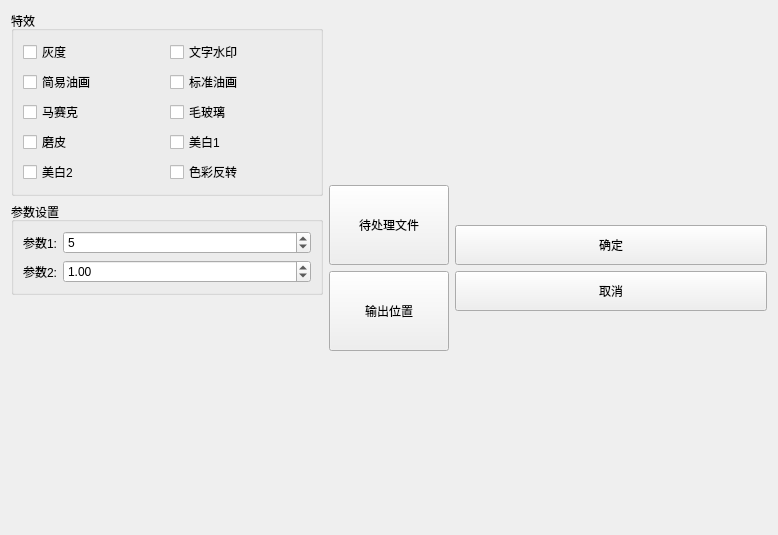
xiehaode/MultimediaTools, file MultiMediaTool/src/gui/ui/picture.ui: the form before one commit.
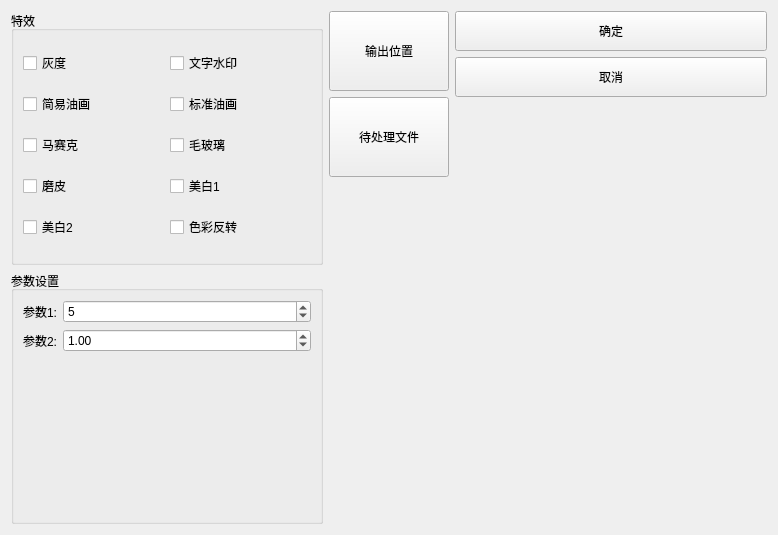
The form after the commit. Icons and pictures are not drawn.

What changed in the file:
```diff
--- a/MultiMediaTool/src/gui/ui/picture.ui
+++ b/MultiMediaTool/src/gui/ui/picture.ui
@@ -158,56 +158,10 @@
        </layout>
       </widget>
      </item>
-     <item>
-      <spacer name="verticalSpacer">
-       <property name="orientation">
-        <enum>Qt::Vertical</enum>
-       </property>
-       <property name="sizeHint" stdset="0">
-        <size>
-         <width>20</width>
-         <height>40</height>
-        </size>
-       </property>
-      </spacer>
-     </item>
     </layout>
    </item>
    <item>
     <layout class="QVBoxLayout" name="verticalLayout_Center">
-     <item>
-      <spacer name="verticalSpacer_2">
-       <property name="orientation">
-        <enum>Qt::Vertical</enum>
-       </property>
-       <property name="sizeHint" stdset="0">
-        <size>
-         <width>20</width>
-         <height>40</height>
-        </size>
-       </property>
-      </spacer>
-     </item>
-     <item>
-      <widget class="QToolButton" name="addFile">
-       <property name="minimumSize">
-        <size>
-         <width>120</width>
-         <height>80</height>
-        </size>
-       </property>
-       <property name="text">
-        <string>待处理文件</string>
-       </property>
-       <property name="icon">
-        <iconset>
-         <normaloff>:/rc/addFile.svg</normaloff>:/rc/addFile.svg</iconset>
-       </property>
-       <property name="toolButtonStyle">
-        <enum>Qt::ToolButtonTextUnderIcon</enum>
-       </property>
-      </widget>
-     </item>
      <item>
       <widget class="QToolButton" name="exportFile">
        <property name="minimumSize">
@@ -228,6 +182,26 @@
        </property>
       </widget>
      </item>
+     <item>
+      <widget class="QToolButton" name="addFile">
+       <property name="minimumSize">
+        <size>
+         <width>120</width>
+         <height>80</height>
+        </size>
+       </property>
+       <property name="text">
+        <string>待处理文件</string>
+       </property>
+       <property name="icon">
+        <iconset resource="../../../icon.qrc">
+         <normaloff>:/rc/addFile.svg</normaloff>:/rc/addFile.svg</iconset>
+       </property>
+       <property name="toolButtonStyle">
+        <enum>Qt::ToolButtonTextUnderIcon</enum>
+       </property>
+      </widget>
+     </item>
      <item>
       <spacer name="verticalSpacer_3">
        <property name="orientation">
@@ -245,19 +219,6 @@
    </item>
    <item>
     <layout class="QVBoxLayout" name="verticalLayout_Right">
-     <item>
-      <spacer name="verticalSpacer_4">
-       <property name="orientation">
-        <enum>Qt::Vertical</enum>
-       </property>
-       <property name="sizeHint" stdset="0">
-        <size>
-         <width>20</width>
-         <height>40</height>
-        </size>
-       </property>
-      </spacer>
-     </item>
      <item>
       <widget class="QPushButton" name="ok">
        <property name="minimumSize">
```
Left out of the diff: 6 changed lines with no effect on the pictures.
